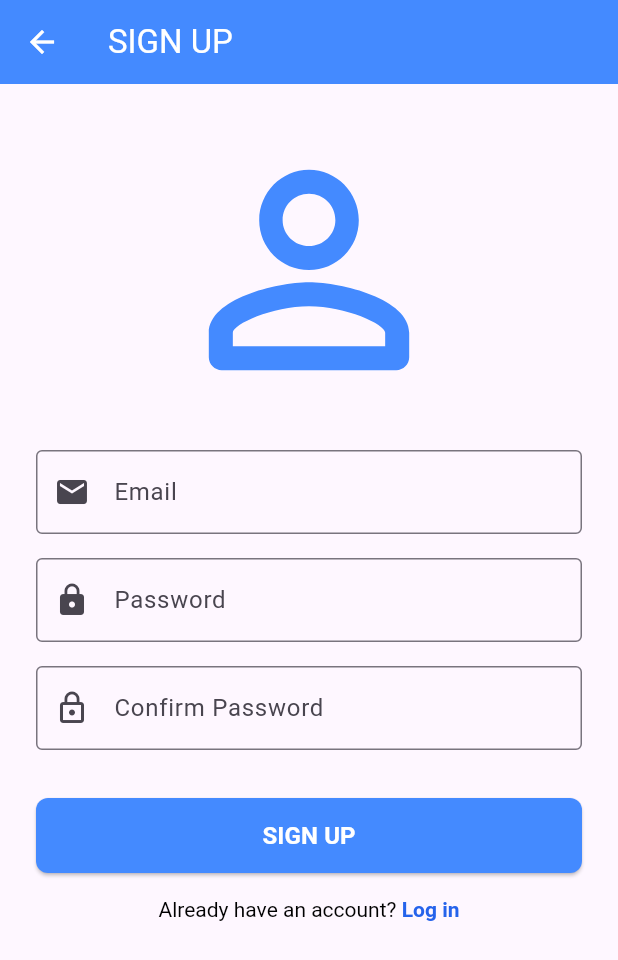
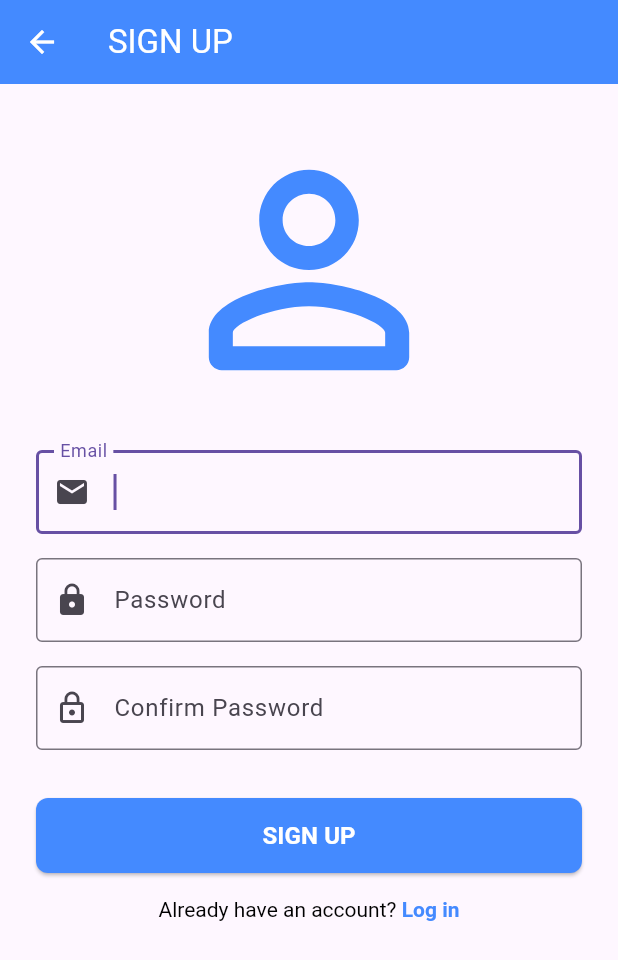
Before and after one commit to selwyn420/Tinguha-Mobile-App, a Flutter app: the JobSeekerSignup screen opened directly, on a phone screen of 412 x 824 dp. Shown: the top 960 px of the screen. Run offline on Flutter 3.47's test engine with Material 3 defaults, Android fonts, the phone set to English and light mode, and no system bars; our stand-ins replace firebase_auth, firebase_core; accounts and stored records are empty; Roboto replaces fonts that are missing (Arial).

Commit message:
added backend for signup

```diff
--- a/lib/screens/job_seeker/signup_screen.dart
+++ b/lib/screens/job_seeker/signup_screen.dart
@@ -1,9 +1,63 @@
 import 'package:flutter/material.dart';
+import 'package:firebase_auth/firebase_auth.dart';
 import 'login_screen.dart';
 import 'personal_info_screen.dart';
 
-class JobSeekerSignup extends StatelessWidget {
+class JobSeekerSignup extends StatefulWidget {
   const JobSeekerSignup({super.key});
+
+  @override
+  State<JobSeekerSignup> createState() => _JobSeekerSignupState();
+}
+
+class _JobSeekerSignupState extends State<JobSeekerSignup> {
+  final _formKey = GlobalKey<FormState>();
+  final _emailController = TextEditingController();
+  final _passwordController = TextEditingController();
+  final _confirmPasswordController = TextEditingController();
+  final _emailFocusNode = FocusNode(); // ← Added
+  bool _isLoading = false;
+  String? _errorMessage;
+
+  Future<void> _signUp() async {
+    if (!_formKey.currentState!.validate()) return;
+
+    setState(() {
+      _isLoading = true;
+      _errorMessage = null;
+    });
+
+    try {
+      await FirebaseAuth.instance.createUserWithEmailAndPassword(
+        email: _emailController.text.trim(),
+        password: _passwordController.text.trim(),
+      );
+
+      if (mounted) {
+        Navigator.pushReplacement(
+          context,
+          MaterialPageRoute(builder: (context) => const PersonalInfoScreen()),
+        );
+      }
+    } on FirebaseAuthException catch (e) {
+      setState(() {
+        _errorMessage = e.message ?? 'Sign up failed';
+      });
+    } finally {
+      if (mounted) {
+        setState(() => _isLoading = false);
+      }
+    }
+  }
+
+  @override
+  void dispose() {
+    _emailController.dispose();
+    _passwordController.dispose();
+    _confirmPasswordController.dispose();
+    _emailFocusNode.dispose(); // ← Dispose it
+    super.dispose();
+  }
 
   @override
   Widget build(BuildContext context) {
@@ -16,49 +70,86 @@ class JobSeekerSignup extends StatelessWidget {
       ),
       body: Padding(
         padding: EdgeInsets.all(24.0),
+        child: Form(
+          key: _formKey,
+          child: SingleChildScrollView(
             child: Column(
               crossAxisAlignment: CrossAxisAlignment.start,
               children: [
                 Center(
-              child:Icon(
+                  child: Icon(
                     Icons.person_outline_rounded,
                     size: 200,
                     color: Colors.blueAccent,
-                )
+                  ),
+                ),
+                SizedBox(height: 20.0),
+
+                if (_errorMessage != null)
+                  Padding(
+                    padding: const EdgeInsets.only(bottom: 16.0),
+                    child: Text(
+                      _errorMessage!,
+                      style: TextStyle(color: Colors.red),
+                    ),
                   ),
 
-            SizedBox(height: 20.0),
-
-            // Email Field
-            TextFormField(
+                // Email Field - FIXED with GestureDetector and FocusNode
+                GestureDetector(
+                  onTap: () => FocusScope.of(context).requestFocus(_emailFocusNode),
+                  child: TextFormField(
+                    controller: _emailController,
+                    focusNode: _emailFocusNode,
+                    autofocus: true,
                     decoration: InputDecoration(
                       labelText: 'Email',
                       border: OutlineInputBorder(),
                       prefixIcon: Icon(Icons.email),
                     ),
+                    keyboardType: TextInputType.emailAddress,
+                    textInputAction: TextInputAction.next,
+                    validator: (value) {
+                      if (value == null || value.isEmpty) return 'Email is required';
+                      if (!value.contains('@')) return 'Invalid email format';
+                      return null;
+                    },
+                  ),
                 ),
                 SizedBox(height: 16.0),
 
-
                 // Password Field
                 TextFormField(
+                  controller: _passwordController,
                   obscureText: true,
                   decoration: InputDecoration(
                     labelText: 'Password',
                     border: OutlineInputBorder(),
                     prefixIcon: Icon(Icons.lock),
                   ),
+                  textInputAction: TextInputAction.next,
+                  validator: (value) {
+                    if (value == null || value.isEmpty) return 'Password is required';
+                    if (value.length < 6) return 'Password must be at least 6 characters';
+                    return null;
+                  },
                 ),
                 SizedBox(height: 16.0),
 
                 // Confirm Password Field
                 TextFormField(
+                  controller: _confirmPasswordController,
                   obscureText: true,
                   decoration: InputDecoration(
                     labelText: 'Confirm Password',
                     border: OutlineInputBorder(),
                     prefixIcon: Icon(Icons.lock_outline),
                   ),
+                  textInputAction: TextInputAction.done,
+                  onFieldSubmitted: (_) => _signUp(),
+                  validator: (value) {
+                    if (value != _passwordController.text) return 'Passwords do not match';
+                    return null;
+                  },
                 ),
                 SizedBox(height: 32.0),
 
@@ -67,34 +158,31 @@ class JobSeekerSignup extends StatelessWidget {
                   width: double.infinity,
                   height: 50.0,
                   child: ElevatedButton(
-                onPressed: () {
-                  Navigator.push(
-                    context,
-                    MaterialPageRoute(builder: (context) => PersonalInfoScreen()),
-                  );
-                },
+                    onPressed: _isLoading ? null : _signUp,
                     style: ElevatedButton.styleFrom(
                       backgroundColor: Colors.blueAccent,
                       shape: RoundedRectangleBorder(
                         borderRadius: BorderRadius.circular(8.0),
                       ),
                     ),
-                child: Text(
+                    child: _isLoading
+                        ? CircularProgressIndicator(color: Colors.white)
+                        : Text(
                             'SIGN UP',
                             style: TextStyle(
                               fontSize: 16.0,
                               fontWeight: FontWeight.bold,
-                    color: Colors.white
+                              color: Colors.white,
                             ),
                           ),
                   ),
                 ),
                 SizedBox(height: 16.0),
-            // Already have an account
+
                 Center(
                   child: GestureDetector(
                     onTap: () {
-                  Navigator.push(
+                      Navigator.pushReplacement(
                         context,
                         MaterialPageRoute(builder: (context) => JobSeekerLogin()),
                       );
@@ -110,7 +198,7 @@ class JobSeekerSignup extends StatelessWidget {
                           TextSpan(
                             text: 'Log in',
                             style: TextStyle(
-                          color: Color(0xFF2563EB),
+                              color: Colors.blueAccent,
                               fontWeight: FontWeight.w600,
                             ),
                           ),
@@ -122,6 +210,8 @@ class JobSeekerSignup extends StatelessWidget {
               ],
             ),
           ),
+        ),
+      ),
     );
   }
 }
--- a/pubspec.yaml
+++ b/pubspec.yaml
@@ -33,9 +33,12 @@ dependencies:
   google_fonts: ^6.3.2
   firebase_core: ^3.15.2
 
+
   # The following adds the Cupertino Icons font to your application.
   # Use with the CupertinoIcons class for iOS style icons.
   cupertino_icons: ^1.0.8
+  cloud_firestore: ^5.6.12
+  firebase_auth: ^5.7.0
 
 dev_dependencies:
   flutter_test:
```
Also changed, not shown: firebase.json, pubspec.lock, 3 other files. Lines whose indentation alone changed are shown as unchanged.
